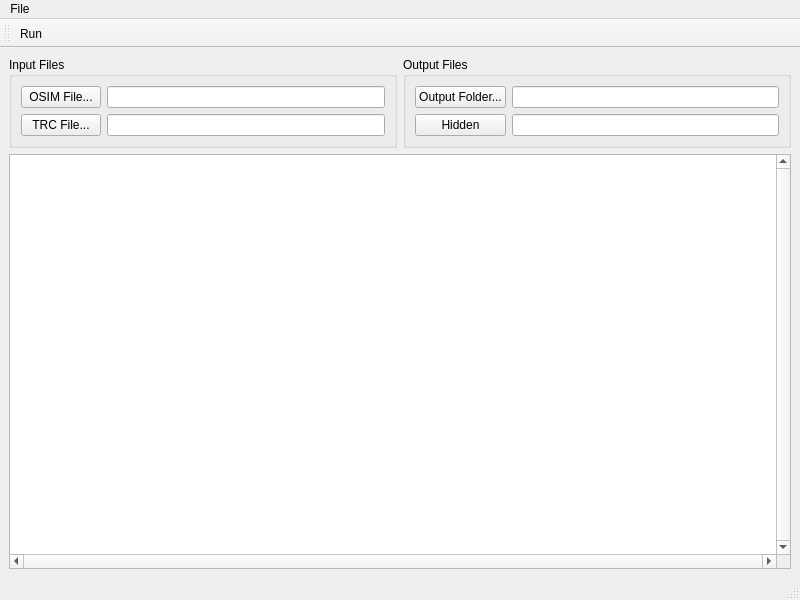
Above: MainWindow.ui from wol101/MocoTrackQt before the change. Below: the same form after it.
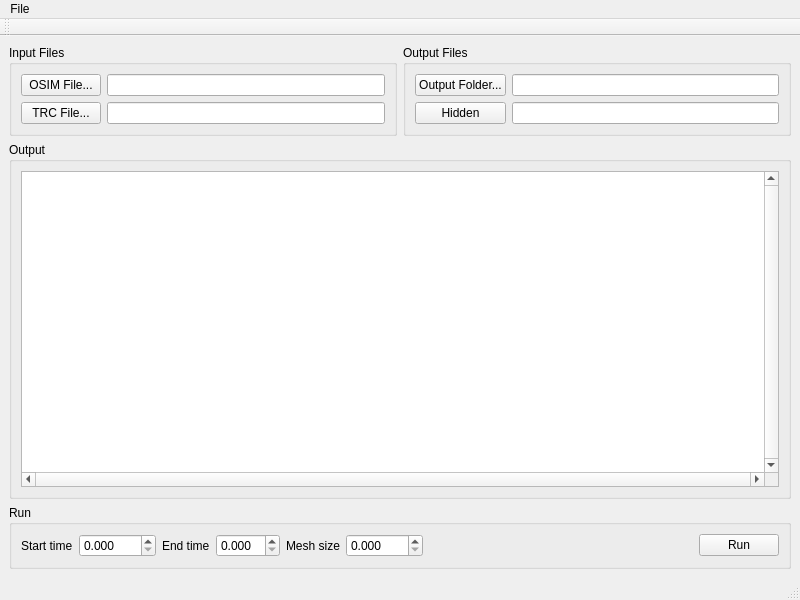
That is the form after the change. Icons and pictures are not drawn.

Commit message: Adding in timing control

```diff
--- a/MainWindow.ui
+++ b/MainWindow.ui
@@ -14,7 +14,7 @@
    <string>MainWindow</string>
   </property>
   <widget class="QWidget" name="centralwidget">
-   <layout class="QGridLayout" name="gridLayout_3">
+   <layout class="QGridLayout" name="gridLayout_5">
     <item row="0" column="0">
      <widget class="QGroupBox" name="groupBox">
       <property name="title">
@@ -74,16 +74,108 @@
      </widget>
     </item>
     <item row="1" column="0" colspan="2">
-     <widget class="QPlainTextEdit" name="plainTextEditOutput">
-      <property name="verticalScrollBarPolicy">
-       <enum>Qt::ScrollBarAlwaysOn</enum>
+     <widget class="QGroupBox" name="groupBox_3">
+      <property name="title">
+       <string>Output</string>
       </property>
-      <property name="horizontalScrollBarPolicy">
-       <enum>Qt::ScrollBarAlwaysOn</enum>
+      <layout class="QGridLayout" name="gridLayout_3">
+       <item row="0" column="0">
+        <widget class="QPlainTextEdit" name="plainTextEditOutput">
+         <property name="verticalScrollBarPolicy">
+          <enum>Qt::ScrollBarAlwaysOn</enum>
+         </property>
+         <property name="horizontalScrollBarPolicy">
+          <enum>Qt::ScrollBarAlwaysOn</enum>
+         </property>
+         <property name="readOnly">
+          <bool>true</bool>
+         </property>
+        </widget>
+       </item>
+      </layout>
+     </widget>
+    </item>
+    <item row="2" column="0" colspan="2">
+     <widget class="QGroupBox" name="groupBox_4">
+      <property name="title">
+       <string>Run</string>
       </property>
-      <property name="readOnly">
-       <bool>true</bool>
-      </property>
+      <layout class="QGridLayout" name="gridLayout_4">
+       <item row="0" column="0">
+        <widget class="QLabel" name="label">
+         <property name="text">
+          <string>Start time</string>
+         </property>
+        </widget>
+       </item>
+       <item row="0" column="1">
+        <widget class="QDoubleSpinBox" name="doubleSpinBoxStartTime">
+         <property name="decimals">
+          <number>3</number>
+         </property>
+         <property name="maximum">
+          <double>9999.000000000000000</double>
+         </property>
+        </widget>
+       </item>
+       <item row="0" column="2">
+        <widget class="QLabel" name="label_2">
+         <property name="text">
+          <string>End time</string>
+         </property>
+        </widget>
+       </item>
+       <item row="0" column="3">
+        <widget class="QDoubleSpinBox" name="doubleSpinBoxEndTime">
+         <property name="decimals">
+          <number>3</number>
+         </property>
+         <property name="minimum">
+          <double>0.000000000000000</double>
+         </property>
+         <property name="value">
+          <double>0.000000000000000</double>
+         </property>
+        </widget>
+       </item>
+       <item row="0" column="4">
+        <widget class="QLabel" name="label_3">
+         <property name="text">
+          <string>Mesh size</string>
+         </property>
+        </widget>
+       </item>
+       <item row="0" column="5">
+        <widget class="QDoubleSpinBox" name="doubleSpinBoxMeshSize">
+         <property name="decimals">
+          <number>3</number>
+         </property>
+         <property name="maximum">
+          <double>9999.000000000000000</double>
+         </property>
+        </widget>
+       </item>
+       <item row="0" column="6">
+        <spacer name="horizontalSpacer">
+         <property name="orientation">
+          <enum>Qt::Horizontal</enum>
+         </property>
+         <property name="sizeHint" stdset="0">
+          <size>
+           <width>257</width>
+           <height>20</height>
+          </size>
+         </property>
+        </spacer>
+       </item>
+       <item row="0" column="7">
+        <widget class="QPushButton" name="pushButtonRun">
+         <property name="text">
+          <string>Run</string>
+         </property>
+        </widget>
+       </item>
+      </layout>
      </widget>
     </item>
    </layout>
@@ -130,7 +222,6 @@
    <attribute name="toolBarBreak">
     <bool>false</bool>
    </attribute>
-   <addaction name="actionRun"/>
   </widget>
   <action name="actionQuit">
    <property name="text">
```
Left out of the diff: 2 changed lines with no effect on the pictures. The commit also changes 1 other file.
